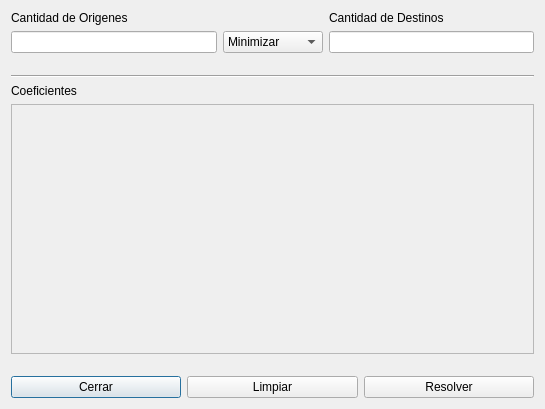
Qt form interfaz/transporte_interfaz.ui (c3rberuss/Metodo-Simplex) before a commit.
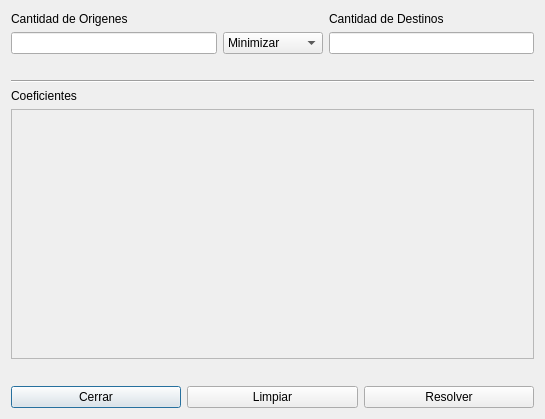
The same form after that commit. Icons and pictures are not drawn.

Diff of the .ui file:
```diff
--- a/interfaz/transporte_interfaz.ui
+++ b/interfaz/transporte_interfaz.ui
@@ -8,7 +8,7 @@
     <x>0</x>
     <y>0</y>
     <width>545</width>
-    <height>409</height>
+    <height>419</height>
    </rect>
   </property>
   <property name="windowTitle">
@@ -129,8 +129,8 @@
        <rect>
         <x>0</x>
         <y>0</y>
-        <width>525</width>
-        <height>248</height>
+        <width>527</width>
+        <height>250</height>
        </rect>
       </property>
       <widget class="QWidget" name="layoutWidget">
```
Left out of the diff: 8 changed lines with no effect on the pictures.
